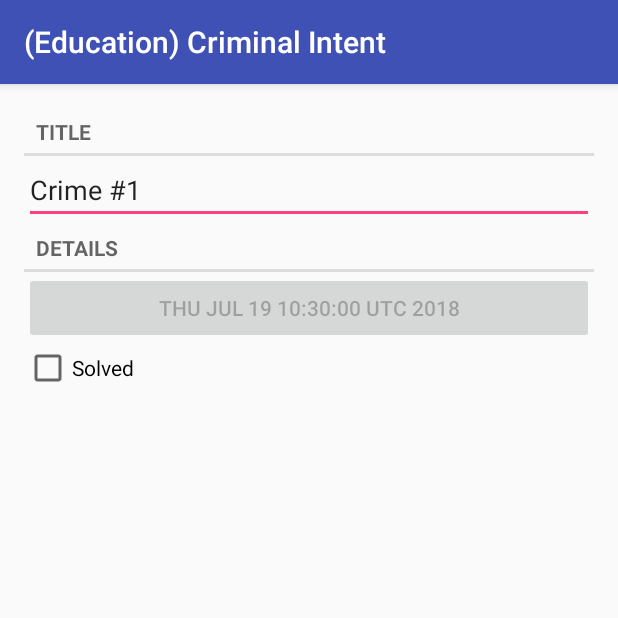
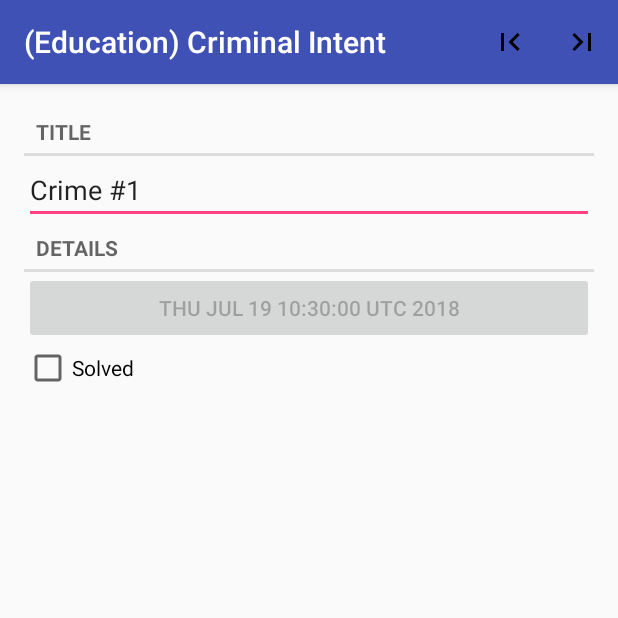
Before and after one commit to RareScrap/EducationCriminalIntent, an Android app: the screen it shows after launch (CrimePagerActivity), after a tap on an icon or button, on a phone screen of 412 x 824 dp, the top half of it. Run offline under Robolectric (Android 15) with nearby library versions, the phone set to English and light mode, and no system bars.

Commit message:
Упражнение. Добавление кнопок для перехода в начало и конец списка. Кнопки реализованы в виде элементов меню активити + немного изменен порядок вызовов методов в onCreate красоты ради.

```diff
--- a/app/src/main/java/com/apptrust/educationcriminalintent/CrimePagerActivity.java
+++ b/app/src/main/java/com/apptrust/educationcriminalintent/CrimePagerActivity.java
@@ -8,6 +8,9 @@ import android.support.v4.app.FragmentManager;
 import android.support.v4.app.FragmentStatePagerAdapter;
 import android.support.v4.view.ViewPager;
 import android.support.v7.app.AppCompatActivity;
+import android.view.Menu;
+import android.view.MenuInflater;
+import android.view.MenuItem;
 
 import java.util.LinkedHashMap;
 import java.util.UUID;
@@ -23,16 +26,29 @@ public class CrimePagerActivity extends AppCompatActivity {
     private ViewPager mViewPager;
     private LinkedHashMap<String, Crime> mCrimes;
 
+    private Menu mMenu;
+
     @Override
     protected void onCreate(Bundle savedInstanceState) {
         super.onCreate(savedInstanceState);
         setContentView(R.layout.activity_crime_pager);
 
-        UUID crimeId = (UUID) getIntent()
-                .getSerializableExtra(EXTRA_CRIME_ID);
+        mCrimes = CrimeLab.get(this).getCrimes();
 
         mViewPager = (ViewPager) findViewById(R.id.crime_view_pager);
-        mCrimes = CrimeLab.get(this).getCrimes();
+        mViewPager.addOnPageChangeListener(new ViewPager.OnPageChangeListener() {
+            @Override
+            public void onPageScrolled(int position, float positionOffset, int positionOffsetPixels) {}
+
+            @Override
+            public void onPageSelected(int position) {
+                if (mMenu != null) processMenuChanges();
+            }
+
+            @Override
+            public void onPageScrollStateChanged(int state) {}
+        });
+
         FragmentManager fragmentManager = getSupportFragmentManager();
         mViewPager.setAdapter(new FragmentStatePagerAdapter(fragmentManager) {
             @Override
@@ -46,7 +62,33 @@ public class CrimePagerActivity extends AppCompatActivity {
             }
         });
 
+        UUID crimeId = (UUID) getIntent().getSerializableExtra(EXTRA_CRIME_ID);
         mViewPager.setCurrentItem(CrimeLab.get(this).getPosition(crimeId));
+    }
+
+    @Override
+    public boolean onCreateOptionsMenu(Menu menu) {
+        MenuInflater inflater = getMenuInflater();
+        inflater.inflate(R.menu.crime_pager_activity_menu, menu);
+        this.mMenu = menu;
+
+        processMenuChanges();
+
+        return true;
+    }
+
+    @Override
+    public boolean onOptionsItemSelected(MenuItem item) {
+        switch (item.getItemId()) {
+            case R.id.to_start:
+                mViewPager.setCurrentItem(0);
+                return true;
+            case R.id.to_end:
+                mViewPager.setCurrentItem(mCrimes.size()-1);
+                return true;
+            default:
+                return super.onOptionsItemSelected(item);
+        }
     }
 
     public static Intent newIntent(Context packageContext, UUID crimeId) {
@@ -54,4 +96,23 @@ public class CrimePagerActivity extends AppCompatActivity {
         intent.putExtra(EXTRA_CRIME_ID, crimeId);
         return intent;
     }
+
+    private void processMenuChanges() {
+        if (mViewPager.getCurrentItem() == 0) {
+            mMenu.findItem(R.id.to_start).setVisible(false);
+            mMenu.findItem(R.id.to_start).setEnabled(false);
+            mMenu.findItem(R.id.to_end).setVisible(true);
+            mMenu.findItem(R.id.to_end).setEnabled(true);
+        } else if (mViewPager.getCurrentItem() == mCrimes.size()-1) {
+            mMenu.findItem(R.id.to_start).setVisible(true);
+            mMenu.findItem(R.id.to_start).setEnabled(true);
+            mMenu.findItem(R.id.to_end).setVisible(false);
+            mMenu.findItem(R.id.to_end).setEnabled(false);
+        } else {
+            mMenu.findItem(R.id.to_start).setVisible(true);
+            mMenu.findItem(R.id.to_start).setEnabled(true);
+            mMenu.findItem(R.id.to_end).setVisible(true);
+            mMenu.findItem(R.id.to_end).setEnabled(true);
+        }
+    }
 }
--- /dev/null
+++ b/app/src/main/res/drawable/ic_first_page_24dp.xml
@@ -0,0 +1,9 @@
+<vector xmlns:android="http://schemas.android.com/apk/res/android"
+        android:width="24dp"
+        android:height="24dp"
+        android:viewportWidth="24.0"
+        android:viewportHeight="24.0">
+    <path
+        android:fillColor="#FF000000"
+        android:pathData="M18.41,16.59L13.82,12l4.59,-4.59L17,6l-6,6 6,6zM6,6h2v12H6z"/>
+</vector>
--- /dev/null
+++ b/app/src/main/res/drawable/ic_last_page_24dp.xml
@@ -0,0 +1,9 @@
+<vector xmlns:android="http://schemas.android.com/apk/res/android"
+        android:width="24dp"
+        android:height="24dp"
+        android:viewportWidth="24.0"
+        android:viewportHeight="24.0">
+    <path
+        android:fillColor="#FF000000"
+        android:pathData="M5.59,7.41L10.18,12l-4.59,4.59L7,18l6,-6 -6,-6zM16,6h2v12h-2z"/>
+</vector>
--- /dev/null
+++ b/app/src/main/res/menu/crime_pager_activity_menu.xml
@@ -0,0 +1,17 @@
+<?xml version="1.0" encoding="utf-8"?>
+<menu xmlns:android="http://schemas.android.com/apk/res/android" xmlns:app="http://schemas.android.com/apk/res-auto">
+    <item
+        android:id="@+id/to_start"
+        android:title="@string/to_start"
+        android:icon="@drawable/ic_first_page_24dp"
+        app:showAsAction="ifRoom">
+    </item>
+
+    <item
+        android:id="@+id/to_end"
+        android:title="@string/to_end"
+        android:icon="@drawable/ic_last_page_24dp"
+        app:showAsAction="ifRoom">
+    </item>
+
+</menu>
--- a/app/src/main/res/values/strings.xml
+++ b/app/src/main/res/values/strings.xml
@@ -4,4 +4,7 @@
     <string name="crime_title_label">Title</string>
     <string name="crime_details_label">Details</string>
     <string name="crime_solved_label">Solved</string>
+
+    <string name="to_start">Scroll to first page</string>
+    <string name="to_end">Scroll to last page</string>
 </resources>
```
